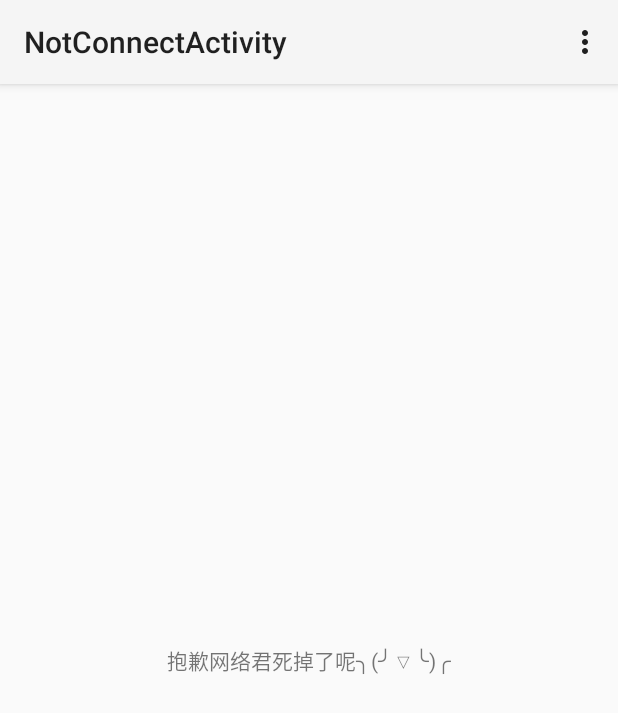
After one commit to Qingluan/WifiControl, an Android app: the NotConnectActivity screen opened directly, with no data from a screen before it, on a phone screen of 412 x 824 dp. The commit adds this screen. Shown: the top 713 px of the screen. Run offline under Robolectric (Android 15) with nearby library versions, the phone set to English and light mode, and no system bars.

Commit message:
add some Stirng

```diff
--- a/app/src/main/java/com/qingluan/darkh/wificontroll/Config/DATA.java
+++ b/app/src/main/java/com/qingluan/darkh/wificontroll/Config/DATA.java
@@ -188,6 +188,9 @@ public class DATA {
     public static String  N_XP723 = "XP723";
     public static String  N_XP726 = "XP726";
 
+    public static String TEST_DATA_STRING = "Hello Silly B!";
+    public static byte[] TEST_DATA = TEST_DATA_STRING.getBytes();
+
     public static byte[] getSettings(String key){
         return DATA.settings.get(key);
     }
--- a/app/src/main/java/com/qingluan/darkh/wificontroll/Config/arguments.java
+++ b/app/src/main/java/com/qingluan/darkh/wificontroll/Config/arguments.java
@@ -16,6 +16,6 @@ public class arguments {
     public static final int NETWORK_PORT = 8080;
 //    public static final String HOST = "192.168.59.3";
 //    public static final String HOST = "222.28.142.214";
-    public static final String HOST = "192.168.4.1";
+    public static final String HOST = "192.168.8.101";
     public static final String BROADCAST_RECV_FROM_SOCKET = "com.qingluan.darkh.recv_from_socket";
 }
--- a/app/src/main/java/com/qingluan/darkh/wificontroll/MainActivity.java
+++ b/app/src/main/java/com/qingluan/darkh/wificontroll/MainActivity.java
@@ -6,8 +6,10 @@ import android.os.Bundle;
 import android.support.v4.view.ViewPager;
 import android.view.Menu;
 import android.view.MenuItem;
+import android.widget.Button;
 
 import com.qingluan.darkh.wificontroll.Config.DATA;
+import com.qingluan.darkh.wificontroll.IO.Talking;
 import com.qingluan.darkh.wificontroll.Services.BroadcastNotifer;
 import com.qingluan.darkh.wificontroll.Widgets.SectionsPagerAdapter;
 
@@ -21,7 +23,7 @@ public class MainActivity extends Activity {
     protected void onCreate(Bundle savedInstanceState) {
         super.onCreate(savedInstanceState);
         setContentView(R.layout.activity_main);
-
+        Talking.ConnectTest(MainActivity.this);
         __init_UI(); // init UI
         __init_DATA();
     }
@@ -33,6 +35,7 @@ public class MainActivity extends Activity {
 
     private  void __init_UI(){
         main_pages = (ViewPager) this.findViewById(R.id.pager);
+
 
 
         mSectionsPagerAdapter = new SectionsPagerAdapter(main_pages,getFragmentManager(),this,4);
--- /dev/null
+++ b/app/src/main/java/com/qingluan/darkh/wificontroll/NotConnectActivity.java
@@ -0,0 +1,58 @@
+package com.qingluan.darkh.wificontroll;
+
+import android.app.Activity;
+import android.app.ProgressDialog;
+import android.content.Context;
+import android.content.Intent;
+import android.os.Bundle;
+import android.view.KeyEvent;
+import android.view.Menu;
+import android.view.MenuItem;
+import android.widget.ProgressBar;
+
+
+public class NotConnectActivity extends Activity {
+    Context context;
+
+    @Override
+    protected void onCreate(Bundle savedInstanceState) {
+        super.onCreate(savedInstanceState);
+        setContentView(R.layout.activity_not_connect);
+        context = getApplicationContext();
+        String msg = context.getString(R.string.try_connect);
+        ProgressDialog.show(NotConnectActivity.this,"Info",msg,true,true);
+
+    }
+
+    @Override
+    public boolean onKeyDown(int keyCode, KeyEvent event) {
+        if(keyCode == KeyEvent.KEYCODE_BACK){
+            Intent myIntent = new Intent(NotConnectActivity.this, MainActivity.class);
+            startActivity(myIntent);
+            this.finish();
+        }
+        return super.onKeyDown(keyCode, event);
+    }
+
+    @Override
+    public boolean onCreateOptionsMenu(Menu menu) {
+        // Inflate the menu; this adds items to the action bar if it is present.
+        getMenuInflater().inflate(R.menu.menu_not_connect, menu);
+        return true;
+    }
+
+    @Override
+    public boolean onOptionsItemSelected(MenuItem item) {
+        // Handle action bar item clicks here. The action bar will
+        // automatically handle clicks on the Home/Up button, so long
+        // as you specify a parent activity in AndroidManifest.xml.
+        int id = item.getItemId();
+
+        //noinspection SimplifiableIfStatement
+        if (id == R.id.action_settings) {
+            return true;
+        }
+
+        return super.onOptionsItemSelected(item);
+    }
+}
--- /dev/null
+++ b/app/src/main/res/layout/activity_not_connect.xml
@@ -0,0 +1,19 @@
+<RelativeLayout xmlns:android="http://schemas.android.com/apk/res/android"
+    xmlns:tools="http://schemas.android.com/tools" android:layout_width="match_parent"
+    android:layout_height="match_parent" android:paddingLeft="@dimen/activity_horizontal_margin"
+    android:paddingRight="@dimen/activity_horizontal_margin"
+    android:paddingTop="@dimen/activity_vertical_margin"
+    android:paddingBottom="@dimen/activity_vertical_margin"
+    tools:context="com.qingluan.darkh.wificontroll.NotConnectActivity">
+
+    <TextView
+        android:text="@string/Network_dead"
+        android:layout_width="wrap_content"
+        android:layout_height="wrap_content"
+        android:layout_centerHorizontal="true"
+        android:layout_centerVertical="true"
+        />
+
+
+
+</RelativeLayout>
--- /dev/null
+++ b/app/src/main/res/menu/menu_not_connect.xml
@@ -0,0 +1,6 @@
+<menu xmlns:android="http://schemas.android.com/apk/res/android"
+    xmlns:tools="http://schemas.android.com/tools"
+    tools:context="com.qingluan.darkh.wificontroll.NotConnectActivity">
+    <item android:id="@+id/action_settings" android:title="@string/action_settings"
+        android:orderInCategory="100" android:showAsAction="never" />
+</menu>
--- a/app/src/main/res/values/strings.xml
+++ b/app/src/main/res/values/strings.xml
@@ -43,5 +43,9 @@
     <string name="choose_screen_options_one">屏幕参数</string>
     <string name="resoution_setting">分辨率设定</string>
     <string name="cntrast_setting">对比度</string>
+    <string name="title_activity_not_connect">NotConnectActivity</string>
+    <string name="Network_dead">抱歉网络君死掉了呢╮(╯▽╰)╭ </string>
+    <string name="try_connect">正在试图连接。。。</string>
+    <string name="connect_ok">链接成功</string>
 
 </resources>
```
Also changed, not shown: app/src/main/AndroidManifest.xml (+7 -1 lines), app/src/main/java/com/qingluan/darkh/wificontroll/IO/AsySocket.java (+96 -6 lines), app/src/main/java/com/qingluan/darkh/wificontroll/IO/Talking.java (+31 -1 lines), app/src/main/java/com/qingluan/darkh/wificontroll/Widgets/PlaceholderFragment.java (+3 -9 lines), 1 other file.
